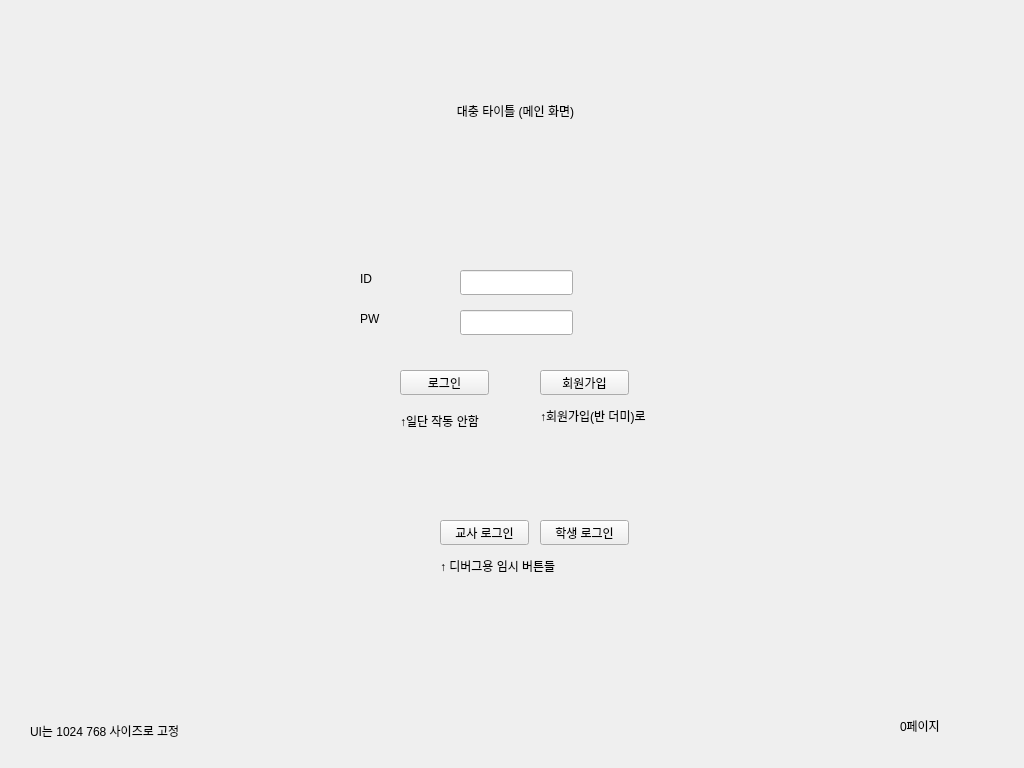
First picture: the form in tonghap.ui, repository Education-project-iot-AI/education-app, before the edit.
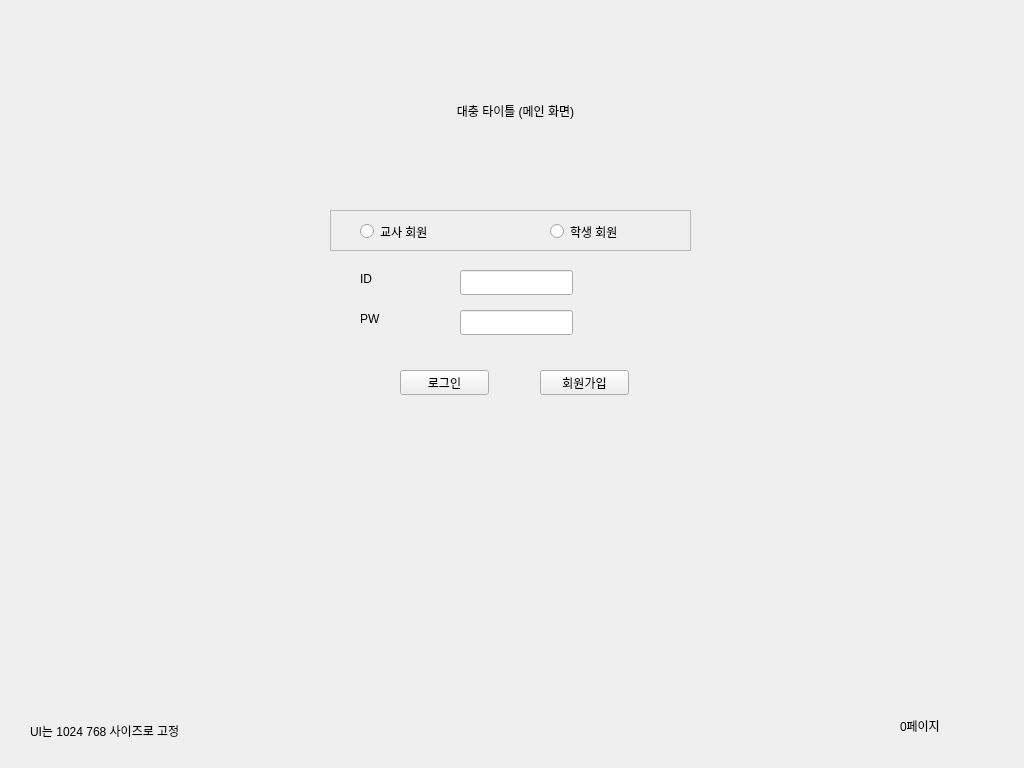
Second picture: the form after the edit. The open tabs and pages were chosen to show the change.

Commit message: rcv_ready 적용, Psuedo 서버 통해서 (모의) 로그인, ID 중복 체크 작동 확인 완

What changed in the file:
```diff
--- a/tonghap.ui
+++ b/tonghap.ui
@@ -139,58 +139,6 @@
        <string>PW</string>
       </property>
      </widget>
-     <widget class="QLabel" name="label_6">
-      <property name="geometry">
-       <rect>
-        <x>400</x>
-        <y>400</y>
-        <width>121</width>
-        <height>41</height>
-       </rect>
-      </property>
-      <property name="text">
-       <string>↑일단 작동 안함</string>
-      </property>
-     </widget>
-     <widget class="QPushButton" name="btn_debug_t">
-      <property name="geometry">
-       <rect>
-        <x>440</x>
-        <y>520</y>
-        <width>89</width>
-        <height>25</height>
-       </rect>
-      </property>
-      <property name="text">
-       <string>교사 로그인</string>
-      </property>
-     </widget>
-     <widget class="QPushButton" name="btn_debug_s">
-      <property name="geometry">
-       <rect>
-        <x>540</x>
-        <y>520</y>
-        <width>89</width>
-        <height>25</height>
-       </rect>
-      </property>
-      <property name="text">
-       <string>학생 로그인</string>
-      </property>
-     </widget>
-     <widget class="QLabel" name="label_7">
-      <property name="geometry">
-       <rect>
-        <x>540</x>
-        <y>400</y>
-        <width>171</width>
-        <height>31</height>
-       </rect>
-      </property>
-      <property name="text">
-       <string>↑회원가입(반 더미)로</string>
-      </property>
-     </widget>
      <widget class="QLineEdit" name="line_login_pw">
       <property name="geometry">
        <rect>
@@ -201,19 +149,6 @@
        </rect>
       </property>
      </widget>
-     <widget class="QLabel" name="label_8">
-      <property name="geometry">
-       <rect>
-        <x>440</x>
-        <y>550</y>
-        <width>271</width>
-        <height>31</height>
-       </rect>
-      </property>
-      <property name="text">
-       <string>↑ 디버그용 임시 버튼들</string>
-      </property>
-     </widget>
      <widget class="QLabel" name="label_9">
       <property name="geometry">
        <rect>
@@ -227,6 +162,48 @@
        <string>UI는 1024 768 사이즈로 고정</string>
       </property>
      </widget>
+     <widget class="QFrame" name="frame_2">
+      <property name="geometry">
+       <rect>
+        <x>330</x>
+        <y>210</y>
+        <width>361</width>
+        <height>41</height>
+       </rect>
+      </property>
+      <property name="frameShape">
+       <enum>QFrame::StyledPanel</enum>
+      </property>
+      <property name="frameShadow">
+       <enum>QFrame::Raised</enum>
+      </property>
+      <widget class="QRadioButton" name="radio_login_s">
+       <property name="geometry">
+        <rect>
+         <x>220</x>
+         <y>10</y>
+         <width>112</width>
+         <height>23</height>
+        </rect>
+       </property>
+       <property name="text">
+        <string>학생 회원</string>
+       </property>
+      </widget>
+      <widget class="QRadioButton" name="radio_login_t">
+       <property name="geometry">
+        <rect>
+         <x>30</x>
+         <y>10</y>
+         <width>112</width>
+         <height>23</height>
+        </rect>
+       </property>
+       <property name="text">
+        <string>교사 회원</string>
+       </property>
+      </widget>
+     </widget>
     </widget>
     <widget class="QWidget" name="page_2">
      <widget class="QLabel" name="label_2">
```
Left out of the diff: 26 changed lines with no effect on the pictures. The commit also changes 2 other files.
